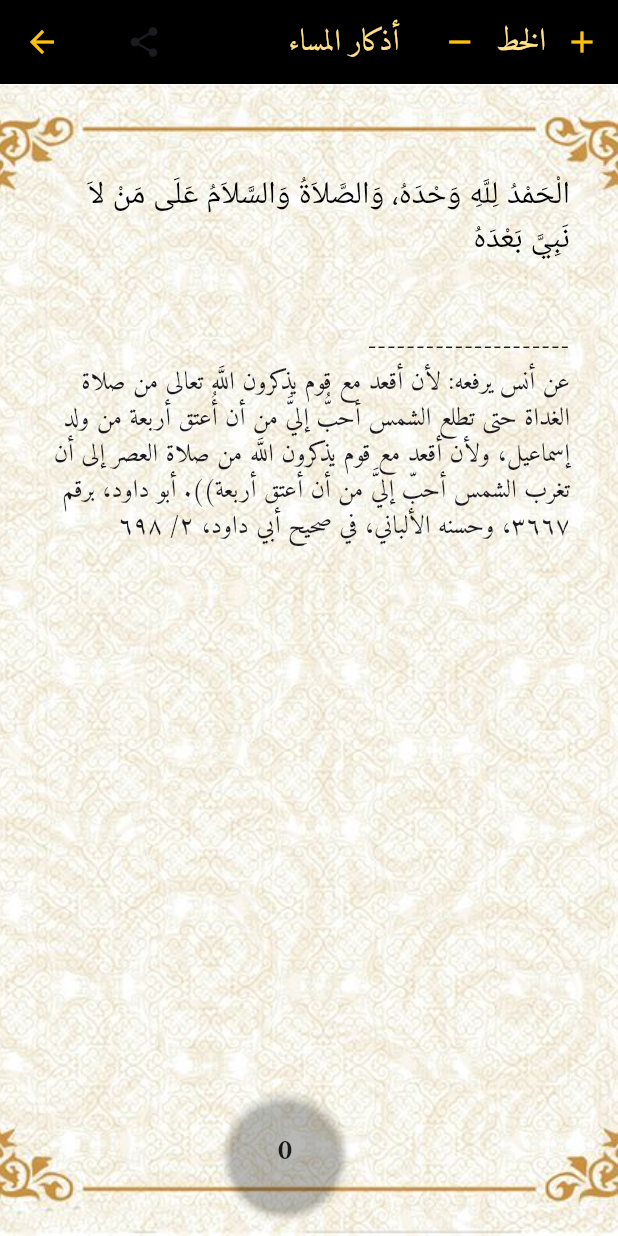
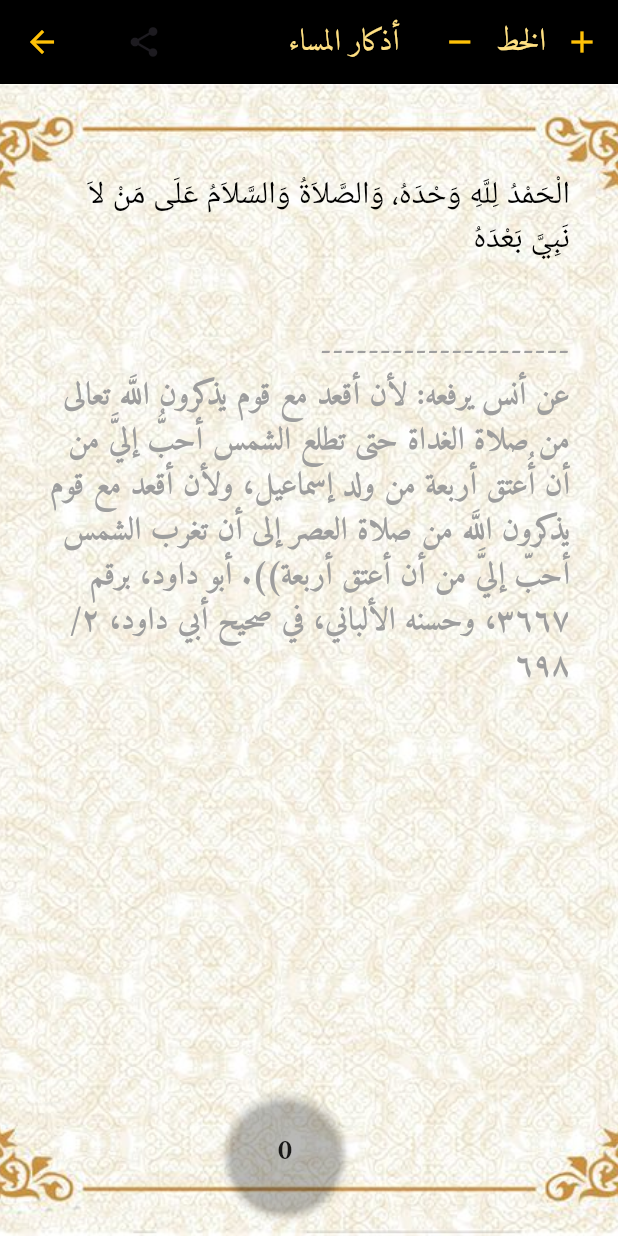
Before and after one commit to islamux/Athkarix, a Flutter app: the AthkarMassa screen opened by its route, on a phone screen of 412 x 824 dp. Run offline on Flutter 3.47's test engine with Material 3 defaults, Android fonts, the phone set to English and light mode, and no system bars; our stand-ins replace get, share_plus.

Commit message:
fix style of footer for all custom_text_slider_.. pages

```diff
--- a/lib/view/widget/custom_text_slider_athkar_mass.dart
+++ b/lib/view/widget/custom_text_slider_athkar_mass.dart
@@ -1,6 +1,7 @@
 import 'package:athkarix/controller/athkar_massa_controller.dart';
 import 'package:athkarix/core/data/model/model_list/athkar_massa_list_model.dart';
 import 'package:athkarix/core/data/static/imagelink/image_link.dart';
+import 'package:athkarix/core/data/static/theme/app_them.dart';
 import 'package:athkarix/view/widget/get_pages/get_pags_texts.dart';
 import 'package:flutter/material.dart';
 import 'package:get/get.dart';
@@ -60,11 +61,7 @@ class CustomTextSliderAthkarMasaa extends StatelessWidget {
                                 padding: const EdgeInsets.only(top: 16.0),
                                 child: Text(
                                   athkarMassaList[i].footer!,
-                                  style: TextStyle(
-                                    fontSize: controllerM.fontSize * 0.8,
-                                    fontWeight: FontWeight.w300,
-                                    fontFamily: "Amiri",
-                                  ),
+                                  style: AppTheme.customTextStyleFooter(),
                                   textAlign: TextAlign.right,
                                 ),
                               ),
```
Also changed, not shown: lib/view/widget/custom_text_slide_hamd.dart (+2 -5 lines), lib/view/widget/custom_text_slider_athkar_after_salat.dart (+2 -5 lines), lib/view/widget/custom_text_slider_dua_men_quran.dart (+2 -5 lines), lib/view/widget/custom_text_slider_estigfar.dart (+2 -6 lines), lib/view/widget/custom_text_slider_salat_ala_rasoul.dart (+2 -5 lines), lib/view/widget/custom_text_slider_tasbih.dart (+2 -5 lines).
